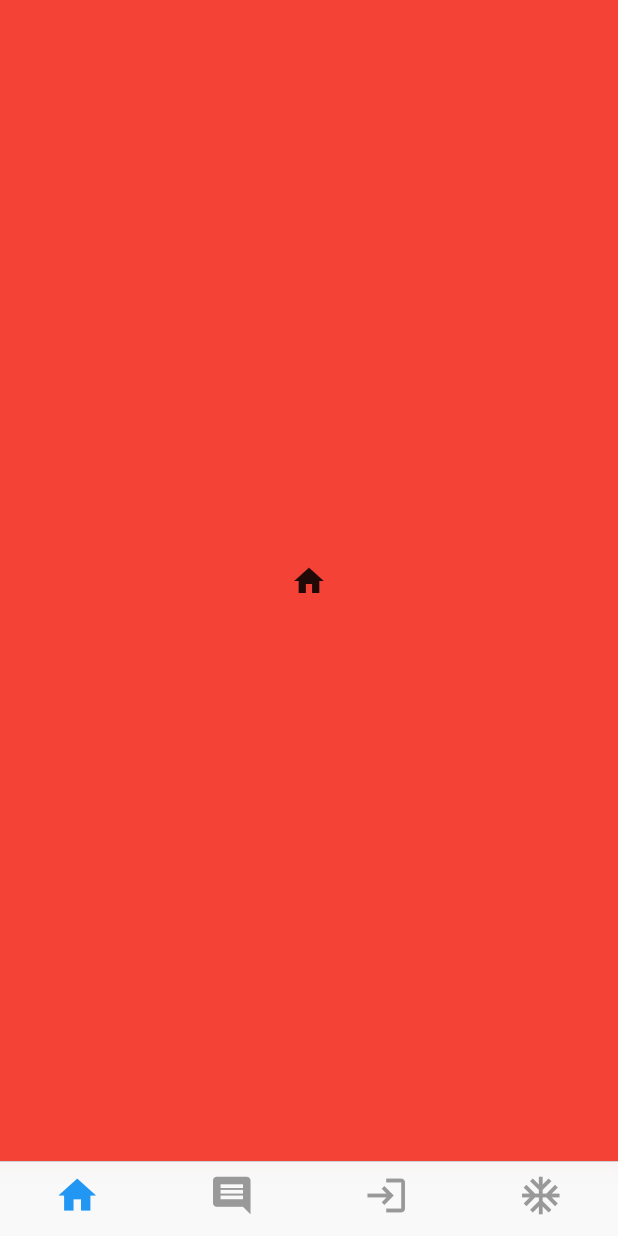
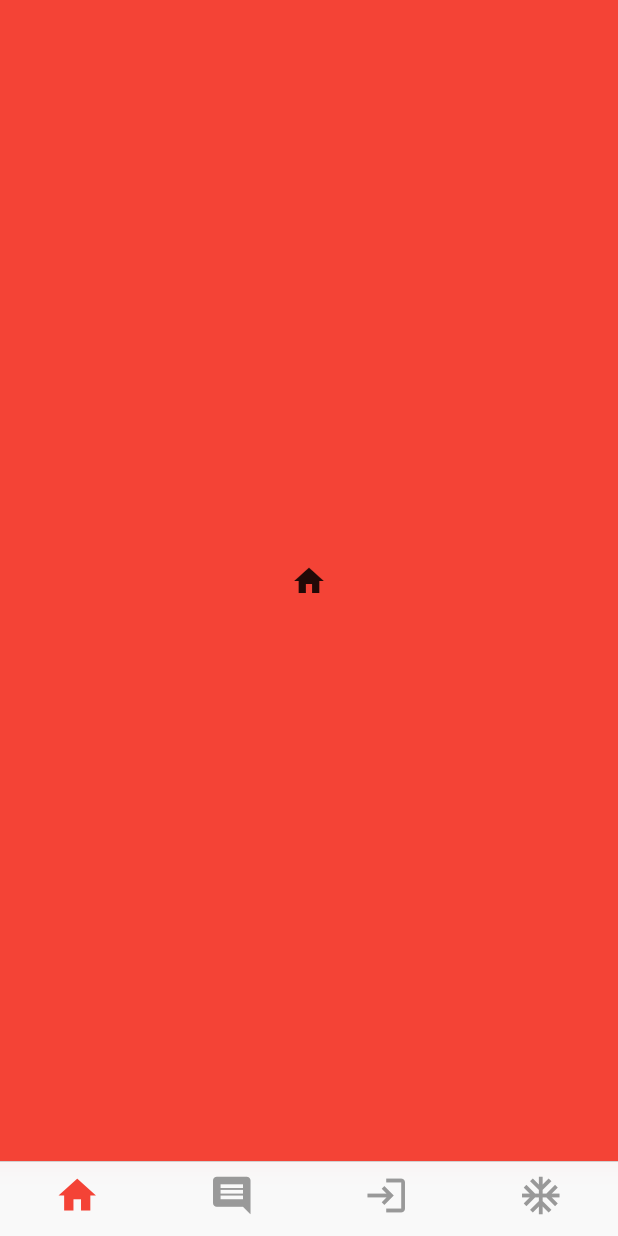
Before and after one commit to AndreiMikhniuk-itechart/very_goot_test, a Flutter app: the screen it shows after launch, on a phone screen of 412 x 824 dp. Run offline on Flutter 3.47's test engine with Material 2 defaults, Android fonts, the phone set to English and light mode, and no system bars; our stand-ins replace bloc, flutter_bloc, freezed_annotation; generated files the repository leaves out were written again.

Commit message:
fix home page view

```diff
--- a/lib/view/home/view/home_page.dart
+++ b/lib/view/home/view/home_page.dart
@@ -41,6 +41,8 @@ class _HomePageState extends State<HomePage> {
               },
               child: PageView(
                 controller: _controller,
+                onPageChanged: (index) =>
+                    context.read<HomeCubitCubit>().goToPage(index),
                 children: [
                   Container(
                     height: double.infinity,
@@ -89,6 +91,7 @@ class _HomePageState extends State<HomePage> {
                   onTap: (index) {
                     context.read<HomeCubitCubit>().goToPage(index);
                   },
+                  activeColor: Colors.red,
                   items: const [
                     BottomNavigationBarItem(
                       icon: Icon(Icons.home),
```
Also changed, not shown: 1 other file.
